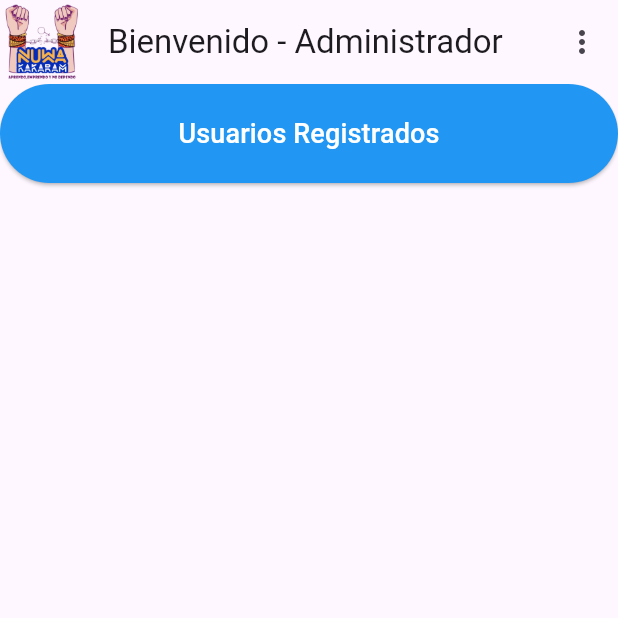
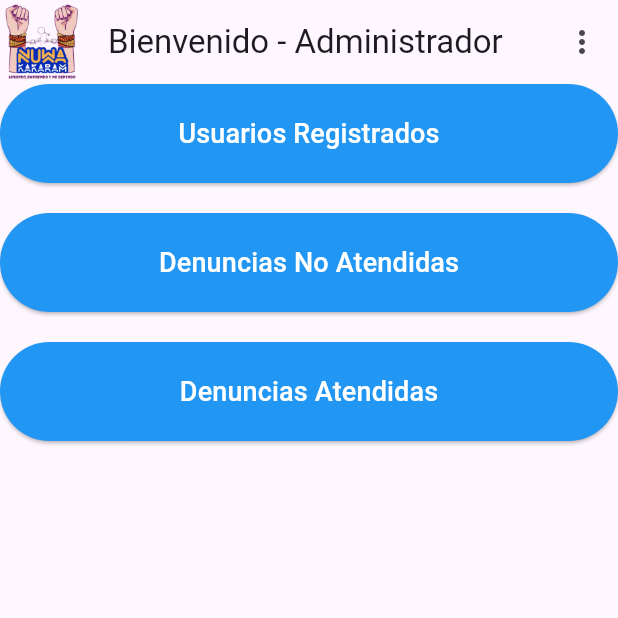
Before and after one commit to PatoV16/NuwakakaramAndroid, a Flutter app: the DashboardPageA screen opened directly, on a phone screen of 412 x 824 dp, the top half of it. Run offline on Flutter 3.47's test engine with Material 3 defaults, Android fonts, the phone set to English and light mode, and no system bars; our stand-ins replace animate_do, cloud_firestore, file_picker, firebase_auth, firebase_core, firebase_storage and 6 more; missing offline and left inert: dart:ffi, easy_pdf_viewer, mailer; accounts and stored records are empty; statements that could not run were skipped.

Commit message:
cambios detalles

```diff
--- a/lib/Modulo_Admin/homeAdmin.dart
+++ b/lib/Modulo_Admin/homeAdmin.dart
@@ -1,15 +1,15 @@
 import 'dart:ffi';
 
-import 'package:cloud_firestore/cloud_firestore.dart';
 import 'package:flutter/material.dart';
 import 'package:nuwakakaram/Modulo_Admin/logicaAdmin.dart';
 import 'package:nuwakakaram/Modulo_Admin/registroAdmin.dart';
 import 'package:nuwakakaram/Modulo_Admin/mostrarUsuarios.dart';
-import 'package:nuwakakaram/Modulo_Ubicacion/map_screen.dart';
 import 'package:nuwakakaram/logicaLogin.dart';
 import 'contactanos.dart';
 import 'package:flutter/cupertino.dart';
 //port 'package:nuwakakaram/Modulo_Ubicacion/mapaScreen.dart';
+import 'package:nuwakakaram/Modulo_Admin/mostrarNoAtendidos.dart';
+import 'package:nuwakakaram/Modulo_Admin/mostrarAtendidos.dart';
 
 
 void main() {
@@ -107,95 +107,50 @@ class DashboardPageA extends StatelessWidget {
               ),
             ),
           ),
+           SizedBox(height: 20),
+           ElevatedButton(
+            onPressed: () {
+              Navigator.push(
+                context,
+                MaterialPageRoute(builder: (context) =>  NoAtendidosScreen()),
+              );
+            },
+            style: ElevatedButton.styleFrom(
+              backgroundColor: Colors.blue,
+              padding: const EdgeInsets.symmetric(horizontal: 40, vertical: 20),
+            ),
+            child: const Text(
+              'Denuncias No Atendidas',
+              style: TextStyle(
+                fontSize: 18,
+                color: Colors.white,
+              ),
+            ),
+          ),
           const SizedBox(height: 20),
-          Expanded(
-            child: StreamBuilder<QuerySnapshot>(
-              stream: FirebaseFirestore.instance
-                  .collection('denuncias')
-                  .orderBy('Hora', descending: true)
-                  .snapshots(),
-              builder: (context, snapshot) {
-                if (!snapshot.hasData) {
-                  return const Center(
-                    child: CircularProgressIndicator(),
-                  );
-                }
-
-                var denuncias = snapshot.data!.docs;
-
-                return ListView.builder(
-                  itemCount: denuncias.length,
-                  itemBuilder: (context, index) {
-                    var denuncia =
-                        denuncias[index].data() as Map<String, dynamic>;
-
-                    return ListTile(
-                      title: Text(denuncia['nombre']+denuncia['apellido']),
-                      subtitle:
-                          Text(denuncia['descripcion'] ?? 'Sin descripción'),
-                      trailing: const Icon(Icons.arrow_forward),
-                      onTap: () async {
-              // Recupera los valores de latitud y longitud (maneja la ausencia potencial)
-                            showContextMenu(context, denuncia);
-                                    },
-                    );
-                  },
-                );
-              },
+          ElevatedButton(
+            onPressed: () {
+              Navigator.push(
+                context,
+                MaterialPageRoute(builder: (context) =>  AtendidosScreen()),
+              );
+            },
+            style: ElevatedButton.styleFrom(
+              backgroundColor: Colors.blue,
+              padding: const EdgeInsets.symmetric(horizontal: 40, vertical: 20),
+            ),
+            child: const Text(
+              'Denuncias Atendidas',
+              style: TextStyle(
+                fontSize: 18,
+                color: Colors.white,
+              ),
             ),
           ),
         ],
       ),
     );
   }
- void showContextMenu(BuildContext context, denuncia) {
-  showCupertinoDialog(
-    context: context,
-    builder: (BuildContext context) {
-      return CupertinoAlertDialog(
-        title: Text(denuncia['nombre']+denuncia['apellido']),
-        content: Text(denuncia['cedula']),
-        actions: <Widget>[
-          CupertinoDialogAction(
-            child: const Text('Ver Mapa'),
-            onPressed: () {
-              // Código para cuando se presiona "Ver Mapa"
-              double? latitud = denuncia['latitud'];
-              double? longitud = denuncia['longitud'];
 
-              // Valida la latitud y longitud antes de navegar
-              if (latitud != null && longitud != null) {
-                Navigator.push(
-                  context,
-                  MaterialPageRoute(
-                    builder: (context) => MapScreen(
-                      latitud: latitud,
-                      longitud: longitud,
-                    ),
-                  ),
-                );
-              } else {
-                // Maneja datos de ubicación faltantes (por ejemplo, muestra un mensaje)
-                print(' Faltan datos de ubicación.');
-                // Considera mostrar un mensaje amigable para el usuario aquí
-                Navigator.pop(context);
-              }
-
-            },
-          ),
-          CupertinoDialogAction(
-            child: const Text('Atender'),
-            onPressed: () {
-
-              // Código para cuando se presiona "Atender"
-              print('Atender');
-              Navigator.pop(context);
-            },
-          ),
-        ],
-      );
-    },
-  );
-}
 
 }
--- a/lib/login.dart
+++ b/lib/login.dart
@@ -224,6 +224,7 @@ class _MyHomePageState extends State<MyHomePage> {
                          ),
                         ),
 	                  )),
+
 	                 GestureDetector(
                     onTap: () {
                          // Implementa aquí la lógica para el caso de olvido su contrseña
```
Also changed, not shown: lib/Modulo_Admin/logicaAdmin.dart (+19 -2 lines), lib/Modulo_Admin/mostrarAtendidos.dart (added, +49 -0 lines), lib/Modulo_Admin/mostrarNoAtendidos.dart (added, +108 -0 lines).
